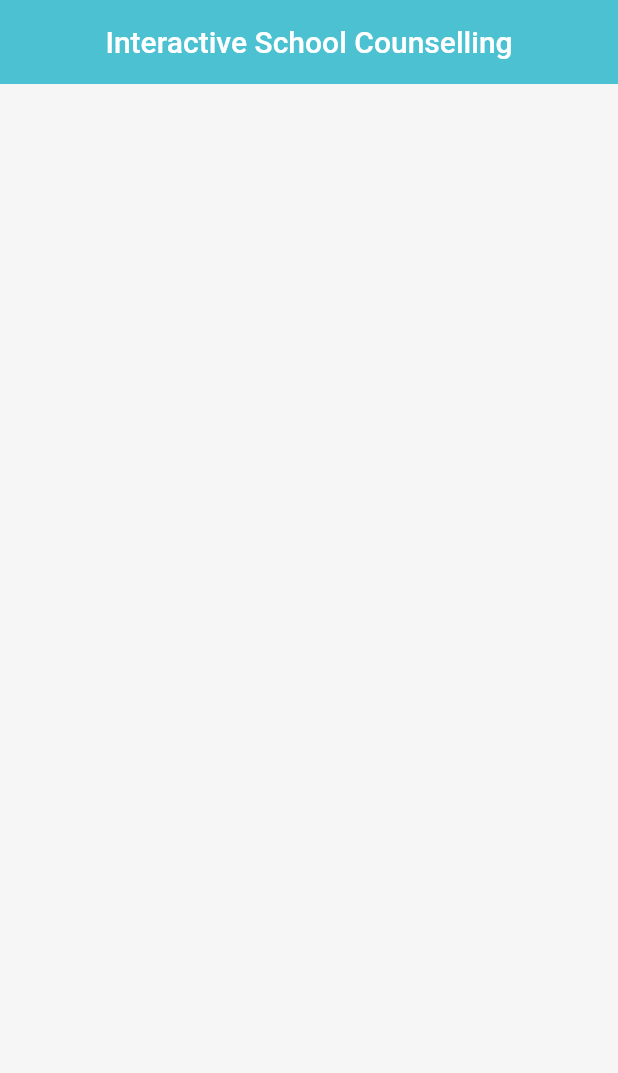
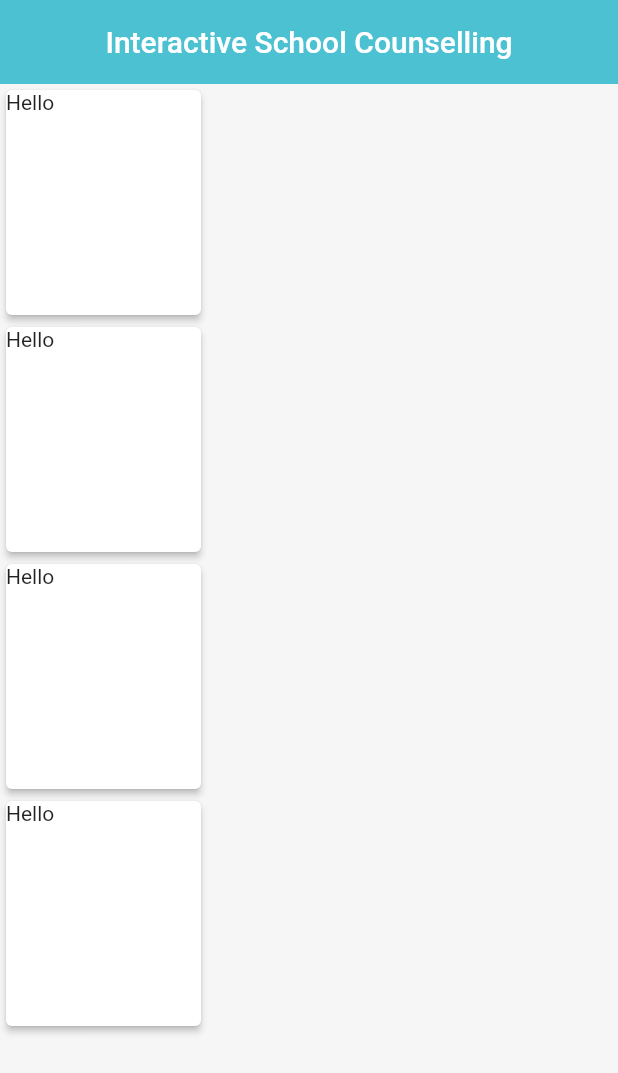
Before and after one commit to icsicsics/school, a Flutter app: the screen it shows after launch, on a phone screen of 412 x 824 dp. Shown: the top 1073 px of the screen. Run offline on Flutter 3.47's test engine with Material 2 defaults, Android fonts, the phone set to English and light mode, and no system bars; our stand-ins replace shared_preferences; project files that could hold a hidden picture were left out.

```diff
--- a/lib/core/utils/resorces/color_manager.dart
+++ b/lib/core/utils/resorces/color_manager.dart
@@ -3,7 +3,7 @@ import 'package:flutter/material.dart';
 class ColorsManager {
   static const Color primaryColor = Color.fromRGBO(76, 193, 210,1);
   static const Color blueAccent = Color.fromRGBO(44, 158, 219,1);
-  static const Color secondaryColor = Color.fromRGBO(  78, 186, 178,1);
+  static const Color secondaryColor = Color.fromRGBO(  78, 190, 178,1);
   static const Color darkGrayColor = Color(0xFF3B3D4F);
   static const Color grayColor = Color(0xFFB9B9B9);
   static const Color mediumGrayColor = Color(0xFFC9C9C9);
--- a/lib/main.dart
+++ b/lib/main.dart
@@ -1,5 +1,4 @@
 import 'package:flutter/material.dart';
-import 'package:schools/core/base_widget/base_statful_widget.dart';
 import 'package:schools/core/utils/themes/app_them.dart';
 import 'package:schools/presentation/ui/splash/splash_screen.dart';
 
@@ -21,10 +20,10 @@ class _MyAppState extends State<MyApp> {
       future: AppTheme().themeDataLight,
       builder: (context, snapshot) => MaterialApp(
         debugShowCheckedModeBanner: false,
-        title: 'Schools',
+        title: 'School',
         theme: snapshot.data,
         home: const SplashScreen(),
       ),
-    );;
+    );
   }
 }
--- /dev/null
+++ b/lib/presentation/shere_widgets/card_widget.dart
@@ -0,0 +1,22 @@
+import 'package:flutter/material.dart';
+import 'package:schools/core/utils/resorces/color_manager.dart';
+
+class CardWidget extends StatelessWidget {
+  final Widget child;
+  final double height;
+  final double width;
+  const CardWidget({Key? key,required this.child,this.height=150,this.width=130}) : super(key: key);
+
+  @override
+  Widget build(BuildContext context) {
+    return Card(
+      color: ColorsManager.whiteColor,
+      elevation: 2,
+      child: SizedBox(
+        height: height,
+        width: width,
+        child: child,
+      ),
+    );
+  }
+}
--- a/lib/presentation/ui/login/login_screen.dart
+++ b/lib/presentation/ui/login/login_screen.dart
@@ -2,6 +2,7 @@ import 'package:flutter/material.dart';
 import 'package:schools/core/base_widget/base_statful_widget.dart';
 import 'package:schools/core/utils/resorces/color_manager.dart';
 import 'package:schools/presentation/shere_widgets/medium_text_widget.dart';
+import 'package:schools/presentation/ui/login/widget/login_content_widget.dart';
 
 class LoginScreen extends BaseStatefulWidget {
   const LoginScreen({super.key});
@@ -14,13 +15,17 @@ class _LoginScreenState extends BaseState<LoginScreen> {
 
   @override
   Widget baseBuild(BuildContext context) {
-   return Scaffold(
-
-     appBar: AppBar(
-       backgroundColor: ColorsManager.primaryColor,
-       title: const MediumTextWidget(text:"Interactive School Counselling",fontSize:20,color: ColorsManager.whiteColor),
-     ),
-   );
+    return Scaffold(
+      appBar: appBar(),
+      body: const LoginContentWidget(),
+    );
   }
 
+  PreferredSizeWidget appBar() => AppBar(
+        backgroundColor: ColorsManager.primaryColor,
+        title: const MediumTextWidget(
+            text: "Interactive School Counselling",
+            fontSize: 20,
+            color: ColorsManager.whiteColor),
+      );
 }
--- /dev/null
+++ b/lib/presentation/ui/login/widget/login_content_widget.dart
@@ -0,0 +1,23 @@
+import 'package:flutter/material.dart';
+import 'package:schools/presentation/shere_widgets/card_widget.dart';
+
+class LoginContentWidget extends StatefulWidget {
+  const LoginContentWidget({Key? key}) : super(key: key);
+
+  @override
+  State<LoginContentWidget> createState() => _LoginContentWidgetState();
+}
+
+class _LoginContentWidgetState extends State<LoginContentWidget> {
+  @override
+  Widget build(BuildContext context) {
+    return Column(
+      children: const [
+        CardWidget(child: Text("Hello")),
+        CardWidget(child: Text("Hello")),
+        CardWidget(child: Text("Hello")),
+        CardWidget(child: Text("Hello")),
+      ],
+    );
+  }
+}
--- a/lib/presentation/ui/splash/splash_screen.dart
+++ b/lib/presentation/ui/splash/splash_screen.dart
@@ -2,9 +2,8 @@ import 'dart:async';
 
 import 'package:flutter/material.dart';
 import 'package:schools/core/base_widget/base_statful_widget.dart';
-import 'package:schools/core/utils/resorces/color_manager.dart';
-import 'package:schools/presentation/shere_widgets/bold_text_widget.dart';
 import 'package:schools/presentation/ui/login/login_screen.dart';
+import 'package:schools/presentation/ui/splash/widget/splash_content_widget.dart';
 
 class SplashScreen extends BaseStatefulWidget {
   const SplashScreen({super.key});
@@ -22,25 +21,7 @@ class _SplashScreenState extends BaseState<SplashScreen> {
 
   @override
   Widget baseBuild(BuildContext context) {
-    return Container(
-      decoration: const BoxDecoration(
-          gradient: LinearGradient(
-        begin: Alignment.topCenter,
-        end: Alignment.bottomCenter,
-        colors: [
-          ColorsManager.primaryColor,
-          ColorsManager.secondaryColor,
-        ],
-        stops: [0.1, 1.0],
-      )),
-      height: MediaQuery.of(context).size.height / 3,
-      child: const Center(
-          child: BoldTextWidget(
-        text: 'Test',
-        fontSize: 20,
-        color: ColorsManager.whiteColor,
-      )),
-    );
+    return const SplashContentWidget();
   }
 
   void _navigationToLoginScreen() {
```
Also changed, not shown: lib/presentation/ui/splash/widget/splash_content_widget.dart (added, +44 -0 lines).
